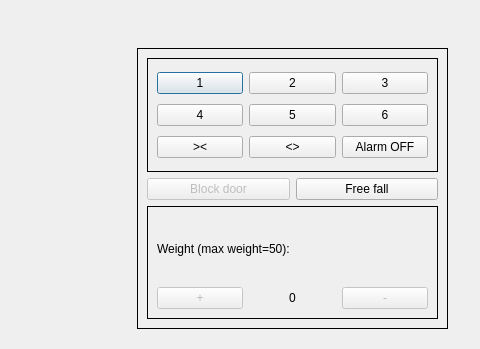
Before: the Qt Designer form ui/elevatordialog.ui in DxTa/-SP-Elevator-Controller-System, drawn with Qt 5; both pictures show x 364 to 844 and y 0 to 349 of the 844 by 706 pixel window.
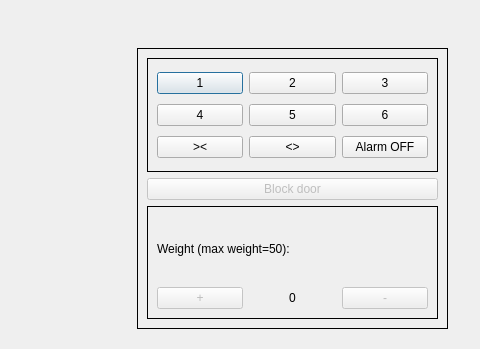
After: the same form once the commit is applied.

Commit message: Remove free fall

Diff of the .ui file:
```diff
--- a/ui/elevatordialog.ui
+++ b/ui/elevatordialog.ui
@@ -224,13 +224,6 @@
         </property>
        </widget>
       </item>
-      <item>
-       <widget class="QPushButton" name="freeFallButton">
-        <property name="text">
-         <string>Free fall</string>
-        </property>
-       </widget>
-      </item>
      </layout>
     </item>
     <item>
```
The commit also changes 2 other files.
